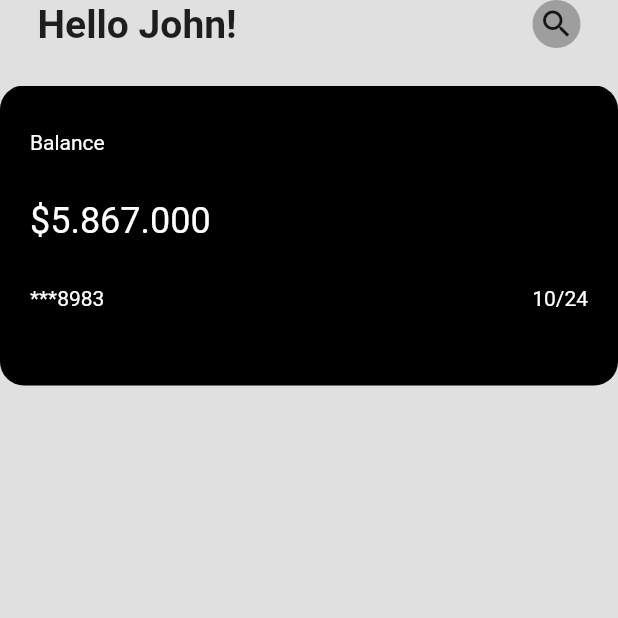
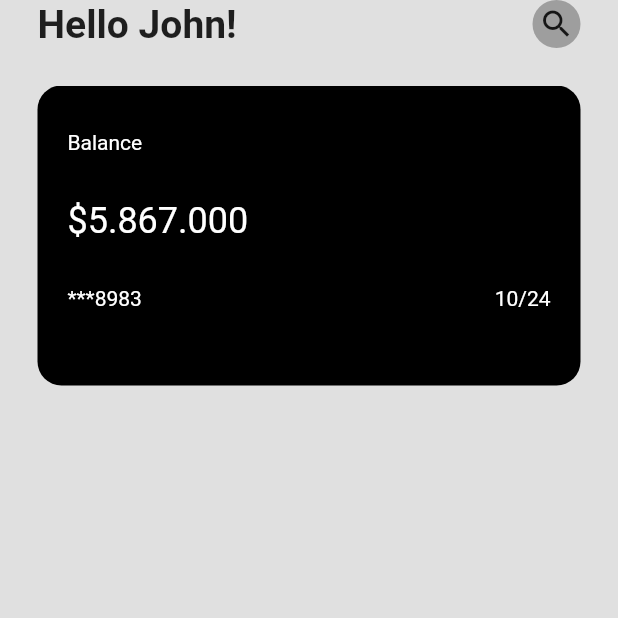
Before and after one commit to Lynzn/mygaleri, a Flutter app: the screen it shows after launch, on a phone screen of 412 x 824 dp, the top half of it. Run offline on Flutter 3.47's test engine with Material 2 defaults, Android fonts, the phone set to English and light mode, and no system bars.

```diff
--- a/lib/main.dart
+++ b/lib/main.dart
@@ -73,7 +73,9 @@ class MyCard extends StatelessWidget {
 
   @override
   Widget build(BuildContext context) {
-    return Container(
+    return Padding(
+        padding: const EdgeInsets.symmetric(horizontal: 25),
+        child: Container(
             width: 300,
             padding: EdgeInsets.all(20),
             decoration: BoxDecoration(
@@ -109,6 +111,6 @@ class MyCard extends StatelessWidget {
                   ],
                 )
               ],
-        ));
+            )));
   }
 }
```
Also changed, not shown: 1 other file. Lines whose indentation alone changed are shown as unchanged.
